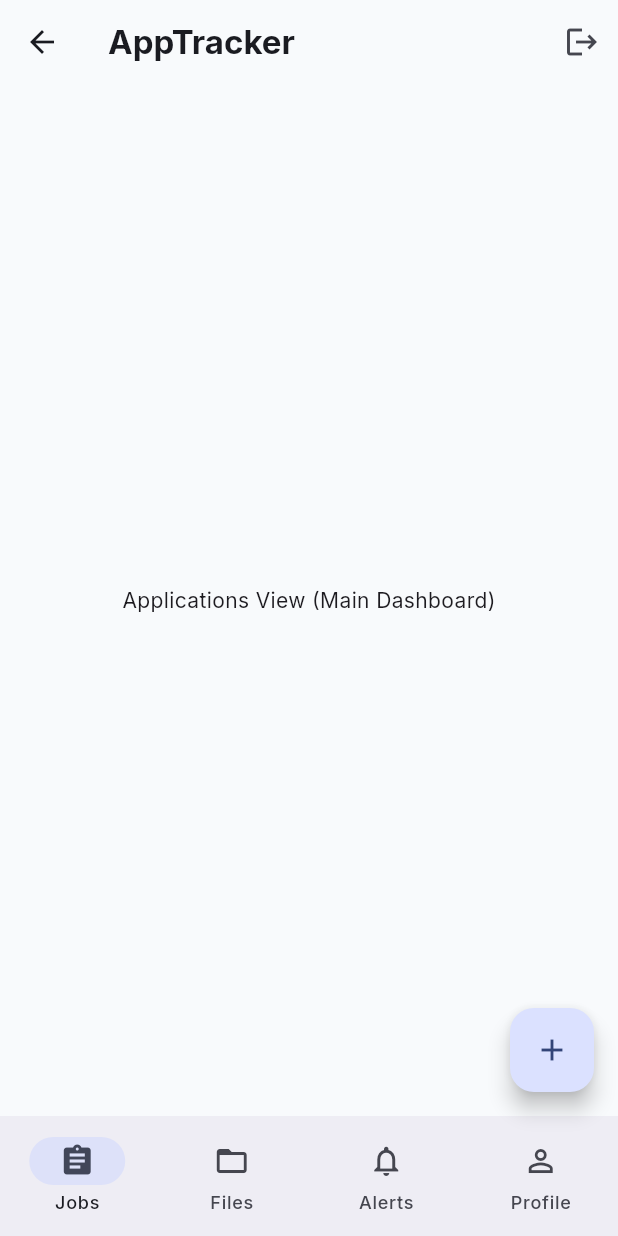
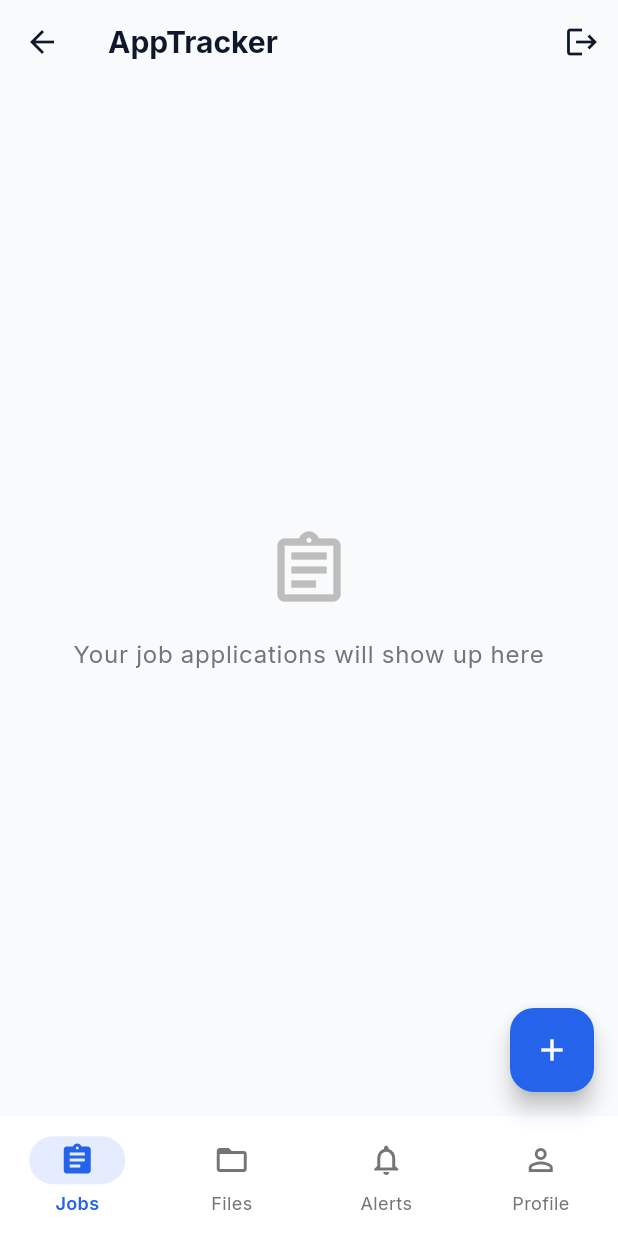
Before and after one commit to ngocbnguyen/hexi-decimus, a Flutter app: the DashboardShell screen opened by its route, on a phone screen of 412 x 824 dp. Run offline on Flutter 3.47's test engine with Material 3 defaults, Android fonts, the phone set to English and light mode, and no system bars; our stand-ins replace google_fonts.

Commit message:
feat: polish UI theming/dashboard shell, fix CORS for local dev

```diff
--- a/frontend/lib/screens/dashboard/dashboard_shell.dart
+++ b/frontend/lib/screens/dashboard/dashboard_shell.dart
@@ -11,21 +11,53 @@ class DashboardShell extends StatefulWidget {
 class _DashboardShellState extends State<DashboardShell> {
   int _currentIndex = 0;
 
-  final List<Widget> _views = [
-    const Center(child: Text('Applications View (Main Dashboard)')),
-    const Center(child: Text('Documents View')),
-    const Center(child: Text('Reminders/Alerts View')),
-    const Center(child: Text('Profile & Settings')),
+  static const _tabs = [
+    _TabInfo(
+      icon: Icons.assignment_outlined,
+      selectedIcon: Icons.assignment,
+      label: 'Jobs',
+      title: 'AppTracker',
+      emptyStateIcon: Icons.assignment_outlined,
+      emptyStateText: 'Your job applications will show up here',
+    ),
+    _TabInfo(
+      icon: Icons.folder_open_outlined,
+      selectedIcon: Icons.folder,
+      label: 'Files',
+      title: 'Documents',
+      emptyStateIcon: Icons.folder_open_outlined,
+      emptyStateText: 'Resumes and cover letters will show up here',
+    ),
+    _TabInfo(
+      icon: Icons.notifications_none_outlined,
+      selectedIcon: Icons.notifications,
+      label: 'Alerts',
+      title: 'Reminders',
+      emptyStateIcon: Icons.notifications_none_outlined,
+      emptyStateText: 'Upcoming reminders and alerts will show up here',
+    ),
+    _TabInfo(
+      icon: Icons.person_outline,
+      selectedIcon: Icons.person,
+      label: 'Profile',
+      title: 'Profile & Settings',
+      emptyStateIcon: Icons.person_outline,
+      emptyStateText: 'Your profile and settings will show up here',
+    ),
   ];
 
   @override
   Widget build(BuildContext context) {
+    final currentTab = _tabs[_currentIndex];
+
     return Scaffold(
+      backgroundColor: Theme.of(context).colorScheme.surface,
       appBar: AppBar(
-        title: const Text('AppTracker', style: TextStyle(fontWeight: FontWeight.bold)),
+        title: Text(currentTab.title),
         actions: [
           IconButton(
             icon: const Icon(Icons.logout),
+            tooltip: 'Log out',
             onPressed: () {
               Navigator.pushReplacementNamed(context, AppRoutes.login);
             },
@@ -36,7 +68,10 @@ class _DashboardShellState extends State<DashboardShell> {
         duration: const Duration(milliseconds: 200),
         child: KeyedSubtree(
           key: ValueKey(_currentIndex),
-          child: _views[_currentIndex],
+          child: _EmptyStateView(
+            icon: currentTab.emptyStateIcon,
+            text: currentTab.emptyStateText,
+          ),
         ),
       ),
       bottomNavigationBar: NavigationBar(
@@ -46,27 +81,13 @@ class _DashboardShellState extends State<DashboardShell> {
             _currentIndex = index;
           });
         },
-        destinations: const [
-          NavigationDestination(
-            icon: Icon(Icons.assignment_outlined),
-            selectedIcon: Icon(Icons.assignment),
-            label: 'Jobs',
-          ),
-          NavigationDestination(
-            icon: Icon(Icons.folder_open_outlined),
-            selectedIcon: Icon(Icons.folder),
-            label: 'Files',
-          ),
-          NavigationDestination(
-            icon: Icon(Icons.notifications_none_outlined),
-            selectedIcon: Icon(Icons.notifications),
-            label: 'Alerts',
-          ),
-          NavigationDestination(
-            icon: Icon(Icons.person_outline),
-            selectedIcon: Icon(Icons.person),
-            label: 'Profile',
-          ),
+        destinations: [
+          for (final tab in _tabs)
+            NavigationDestination(
+              icon: Icon(tab.icon),
+              selectedIcon: Icon(tab.selectedIcon),
+              label: tab.label,
+            ),
         ],
       ),
       floatingActionButton: _currentIndex == 0
@@ -82,3 +103,53 @@ class _DashboardShellState extends State<DashboardShell> {
     );
   }
 }
+
+class _TabInfo {
+  final IconData icon;
+  final IconData selectedIcon;
+  final String label;
+  final String title;
+  final IconData emptyStateIcon;
+  final String emptyStateText;
+
+  const _TabInfo({
+    required this.icon,
+    required this.selectedIcon,
+    required this.label,
+    required this.title,
+    required this.emptyStateIcon,
+    required this.emptyStateText,
+  });
+}
+
+/// Shared placeholder look for tabs with no content yet, so the shell
+/// doesn't show bare, inconsistently styled Text widgets per tab.
+class _EmptyStateView extends StatelessWidget {
+  final IconData icon;
+  final String text;
+
+  const _EmptyStateView({required this.icon, required this.text});
+
+  @override
+  Widget build(BuildContext context) {
+    return Center(
+      child: Padding(
+        padding: const EdgeInsets.symmetric(horizontal: 32.0),
+        child: Column(
+          mainAxisSize: MainAxisSize.min,
+          children: [
+            Icon(icon, size: 56, color: Colors.grey[400]),
+            const SizedBox(height: 16),
+            Text(
+              text,
+              textAlign: TextAlign.center,
+              style: Theme.of(context).textTheme.bodyLarge?.copyWith(
+                    color: Colors.grey[600],
+                  ),
+            ),
+          ],
+        ),
+      ),
+    );
+  }
+}
```
Also changed, not shown: frontend/lib/config/app_theme.dart (+61 -6 lines), 1 other file.
